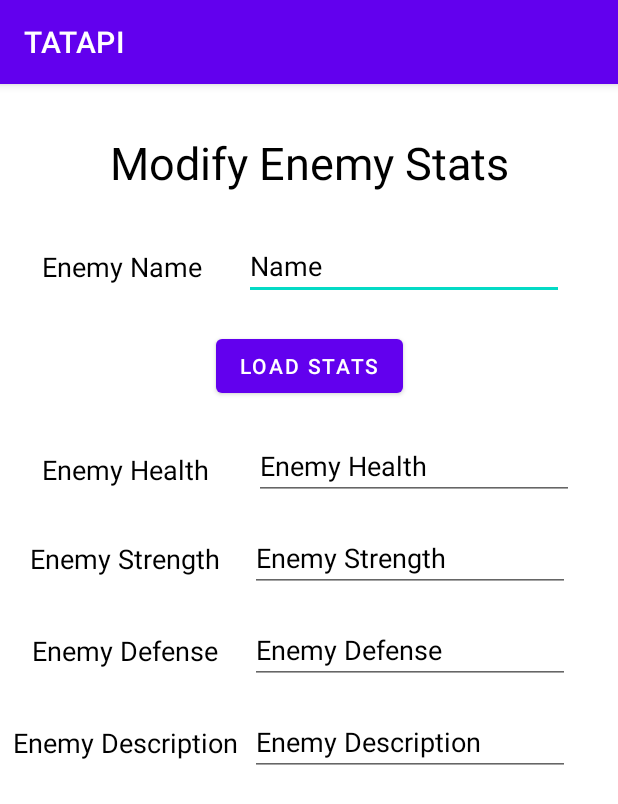
After one commit to DannyJacoby/CST438_P3_SP21, an Android app: the ModEnemyStatsActivity screen opened directly, with no data from a screen before it, on a phone screen of 412 x 824 dp. The commit adds this screen. Shown: the top 804 px of the screen. Run offline under Robolectric (Android 15) with nearby library versions, the phone set to English and light mode, and no system bars; libraries missing offline, so code that uses them is left out: com.parse.

Commit message:
Gave admins something to do (modify enemy stats)

```diff
--- a/app/build.gradle
+++ b/app/build.gradle
@@ -35,6 +35,7 @@ dependencies {
     implementation 'androidx.annotation:annotation:1.1.0'
     implementation 'androidx.lifecycle:lifecycle-livedata-ktx:2.2.0'
     implementation 'androidx.lifecycle:lifecycle-viewmodel-ktx:2.2.0'
+    implementation 'androidx.wear:wear:1.1.0'
 
     testImplementation 'org.hamcrest:hamcrest-library:1.3'
     androidTestImplementation ('com.android.support.test:runner:0.5'){
@@ -62,6 +63,7 @@ dependencies {
     testImplementation 'junit:junit:4.+'
     androidTestImplementation 'androidx.test.ext:junit:1.1.2'
     androidTestImplementation 'androidx.test.espresso:espresso-core:3.3.0'
+    compileOnly 'com.google.android.wearable:wearable:2.8.1'
 
     def room_version = "2.2.6"
     implementation "androidx.room:room-runtime:$room_version"
--- a/app/src/main/AndroidManifest.xml
+++ b/app/src/main/AndroidManifest.xml
@@ -1,7 +1,6 @@
 <?xml version="1.0" encoding="utf-8"?>
 <manifest xmlns:android="http://schemas.android.com/apk/res/android"
     package="com.example.tatapi">
-
     <uses-permission android:name="android.permission.ACCESS_NETWORK_STATE" />
     <uses-permission android:name="android.permission.INTERNET" />
 
@@ -13,7 +12,9 @@
         android:roundIcon="@mipmap/ic_launcher_round"
         android:supportsRtl="true"
         android:theme="@style/Theme.TATAPI">
-        <activity android:name=".AdminActivity"></activity>
+
+        <activity android:name=".ModEnemyStatsActivity"/>
+        <activity android:name=".AdminActivity" />
         <activity android:name=".HomeActivity" />
         <activity android:name=".LoginActivity" />
         <!--
--- a/app/src/main/java/com/example/tatapi/AdminActivity.java
+++ b/app/src/main/java/com/example/tatapi/AdminActivity.java
@@ -5,21 +5,28 @@ import androidx.appcompat.app.AppCompatActivity;
 import android.content.Context;
 import android.content.Intent;
 import android.os.Bundle;
+import android.widget.Button;
 
 public class AdminActivity extends AppCompatActivity {
+
+    private Button modEnemyStats;
 
     @Override
     protected void onCreate(Bundle savedInstanceState) {
         super.onCreate(savedInstanceState);
         setContentView(R.layout.activity_admin);
-
         wireUp();
-
 
     }
 
 
     private void wireUp(){
+        modEnemyStats = findViewById(R.id.adminButton1);
+
+        modEnemyStats.setOnClickListener(v -> {
+            Intent intent = ModEnemyStatsActivity.intent_factory(this);
+            startActivity(intent);
+        });
 
     }
 
--- /dev/null
+++ b/app/src/main/java/com/example/tatapi/ModEnemyStatsActivity.java
@@ -0,0 +1,116 @@
+package com.example.tatapi;
+
+import android.content.Context;
+import android.content.Intent;
+import android.os.Bundle;
+import android.view.View;
+import android.widget.Button;
+import android.widget.EditText;
+
+import androidx.appcompat.app.AppCompatActivity;
+
+import com.example.tatapi.models.Enemy;
+import com.google.android.material.snackbar.Snackbar;
+import com.parse.FindCallback;
+import com.parse.ParseException;
+import com.parse.ParseQuery;
+
+import java.util.List;
+
+public class ModEnemyStatsActivity extends AppCompatActivity {
+
+    private EditText enemyNameField;
+    private EditText enemyHealthField;
+    private EditText enemyStrField;
+    private EditText enemyDefField;
+    private EditText enemyDesField;
+    private Button loadStatsButton;
+    private Button updateStatsButton;
+    boolean statsLoaded;
+
+    Enemy tempEnemy;
+
+
+    @Override
+    protected void onCreate(Bundle savedInstanceState) {
+        super.onCreate(savedInstanceState);
+        setContentView(R.layout.activity_mod_enemy_stats);
+        wireUp();
+
+
+    }
+
+    private void wireUp(){
+        enemyNameField = findViewById(R.id.enemyNameField);
+        enemyHealthField = findViewById(R.id.enemyHealthField);
+        enemyStrField = findViewById(R.id.enemyStrengthField);
+        enemyDefField = findViewById(R.id.enemyDefenseField);
+        enemyDesField = findViewById(R.id.enemyDescriptionField);
+        loadStatsButton = findViewById(R.id.loadStatsBtn);
+        updateStatsButton = findViewById(R.id.updateStatsBtn);
+        updateStatsButton.setVisibility(View.GONE);
+        statsLoaded = false;
+
+        loadStatsButton.setOnClickListener(v -> {
+            String name = enemyNameField.getText().toString();
+            ParseQuery<Enemy> query = ParseQuery.getQuery("Enemy");
+            query.whereEqualTo("name", name);
+            query.findInBackground(new FindCallback<Enemy>() {
+                @Override
+                public void done(List<Enemy> enemies, final ParseException e) {
+                    if (e == null && enemies.size() != 0) {
+                        tempEnemy = enemies.get(0);
+                        enemyHealthField.setText(String.valueOf(tempEnemy.getOverallHealth()));
+                        enemyStrField.setText(String.valueOf(tempEnemy.getStrength()));
+                        enemyDefField.setText(String.valueOf(tempEnemy.getDefense()));
+                        enemyDesField.setText(tempEnemy.getDescription());
+                        statsLoaded = true;
+                        loadStatsButton.setVisibility(View.GONE);
+                        updateStatsButton.setVisibility(View.VISIBLE);
+                    } else {
+                        if (enemies.size() == 0) {
+                            snackMaker("No such enemy found.");
+                        } else {
+                            snackMaker(e.getMessage());
+                        }
+                    }
+                }
+            });
+        });
+
+        updateStatsButton.setOnClickListener(v -> {
+            if(!statsLoaded){
+                snackMaker("You need to load an enemy first!");
+            } else{
+                tempEnemy.setHealth(Integer.parseInt(enemyHealthField.getText().toString()));
+                tempEnemy.setOverallHealth(Integer.parseInt(enemyHealthField.getText().toString()));
+                tempEnemy.setStrength(Integer.parseInt(enemyStrField.getText().toString()));
+                tempEnemy.setDefense(Integer.parseInt(enemyDefField.getText().toString()));
+                tempEnemy.setDescription(enemyDesField.getText().toString());
+                tempEnemy.saveInBackground();
+                statsLoaded = false;
+                enemyNameField.setText("");
+                enemyHealthField.setText("");
+                enemyStrField.setText("");
+                enemyDefField.setText("");
+                enemyDesField.setText("");
+                snackMaker("Enemy stats were updated!");
+                updateStatsButton.setVisibility(View.GONE);
+                loadStatsButton.setVisibility(View.VISIBLE);
+            }
+        });
+
+    }
+
+    public static Intent intent_factory(Context context){
+        Intent intent = new Intent(context, ModEnemyStatsActivity.class);
+        return intent;
+    }
+
+    private void snackMaker(String message){
+        Snackbar snackBar = Snackbar.make(findViewById(R.id.ModStatsLayout),
+                message,
+                Snackbar.LENGTH_SHORT);
+        snackBar.show();
+    }
+}
--- a/app/src/main/res/layout/activity_admin.xml
+++ b/app/src/main/res/layout/activity_admin.xml
@@ -19,4 +19,14 @@
         app:layout_constraintStart_toStartOf="parent"
         app:layout_constraintTop_toTopOf="parent"
         app:layout_constraintVertical_bias="0.0" />
+
+    <Button
+        android:id="@+id/adminButton1"
+        android:layout_width="wrap_content"
+        android:layout_height="wrap_content"
+        android:layout_marginTop="45dp"
+        android:text="@string/modEnemyStats"
+        app:layout_constraintEnd_toEndOf="parent"
+        app:layout_constraintStart_toStartOf="parent"
+        app:layout_constraintTop_toBottomOf="@+id/adminWelcomeTxt" />
 </androidx.constraintlayout.widget.ConstraintLayout>
--- /dev/null
+++ b/app/src/main/res/layout/activity_mod_enemy_stats.xml
@@ -0,0 +1,184 @@
+<?xml version="1.0" encoding="utf-8"?>
+<androidx.constraintlayout.widget.ConstraintLayout xmlns:android="http://schemas.android.com/apk/res/android"
+    xmlns:app="http://schemas.android.com/apk/res-auto"
+    xmlns:tools="http://schemas.android.com/tools"
+    android:layout_width="match_parent"
+    android:layout_height="match_parent"
+    android:id="@+id/ModStatsLayout">
+
+    <TextView
+        android:id="@+id/modStatsTitleText"
+        android:layout_width="wrap_content"
+        android:layout_height="wrap_content"
+        android:layout_marginTop="32dp"
+        android:text="@string/modEnemyStats"
+        android:textColor="#000000"
+        android:textSize="30sp"
+        app:layout_constraintBottom_toBottomOf="parent"
+        app:layout_constraintEnd_toEndOf="parent"
+        app:layout_constraintStart_toStartOf="parent"
+        app:layout_constraintTop_toTopOf="parent"
+        app:layout_constraintVertical_bias="0.0" />
+
+    <EditText
+        android:id="@+id/enemyNameField"
+        android:layout_width="wrap_content"
+        android:layout_height="wrap_content"
+        android:ems="10"
+        android:hint="@string/nameString"
+        android:autofillHints="@string/nameString"
+        android:inputType="textPersonName"
+        android:textColor="#000000"
+        android:textColorHint="#000000"
+        app:layout_constraintBottom_toBottomOf="parent"
+        app:layout_constraintEnd_toEndOf="parent"
+        app:layout_constraintHorizontal_bias="0.82"
+        app:layout_constraintStart_toStartOf="parent"
+        app:layout_constraintTop_toBottomOf="@+id/modStatsTitleText"
+        app:layout_constraintVertical_bias="0.04" />
+
+    <TextView
+        android:id="@+id/enemyNameTag"
+        android:layout_width="wrap_content"
+        android:layout_height="wrap_content"
+        android:text="@string/TagEnemyName"
+        android:textColor="#000000"
+        android:textSize="18sp"
+        app:layout_constraintBottom_toBottomOf="@+id/enemyNameField"
+        app:layout_constraintEnd_toStartOf="@+id/enemyNameField"
+        app:layout_constraintStart_toStartOf="parent"
+        app:layout_constraintTop_toTopOf="@+id/enemyNameField" />
+
+    <Button
+        android:id="@+id/loadStatsBtn"
+        android:layout_width="wrap_content"
+        android:layout_height="wrap_content"
+        android:layout_marginTop="20dp"
+        android:text="@string/LoadStats"
+        app:layout_constraintEnd_toEndOf="parent"
+        app:layout_constraintStart_toStartOf="parent"
+        app:layout_constraintTop_toBottomOf="@+id/enemyNameField" />
+
+    <TextView
+        android:id="@+id/enemyHealthTag"
+        android:layout_width="wrap_content"
+        android:layout_height="wrap_content"
+        android:layout_marginStart="28dp"
+        android:text="@string/TagEnemyHealth"
+        android:textColor="#000000"
+        android:textSize="18sp"
+        app:layout_constraintBottom_toBottomOf="@+id/enemyHealthField"
+        app:layout_constraintStart_toStartOf="parent"
+        app:layout_constraintTop_toTopOf="@+id/enemyHealthField"
+        app:layout_constraintVertical_bias="0.619" />
+
+    <EditText
+        android:id="@+id/enemyHealthField"
+        android:layout_width="wrap_content"
+        android:layout_height="wrap_content"
+        android:layout_marginTop="20dp"
+        android:ems="10"
+        android:hint="@string/TagEnemyHealth"
+        android:autofillHints="@string/TagEnemyHealth"
+        android:inputType="number"
+        android:textColor="#000000"
+        android:textColorHint="#000000"
+        app:layout_constraintEnd_toEndOf="parent"
+        app:layout_constraintStart_toEndOf="@+id/enemyHealthTag"
+        app:layout_constraintTop_toBottomOf="@+id/loadStatsBtn" />
+
+    <TextView
+        android:id="@+id/enemyStrengthTag"
+        android:layout_width="wrap_content"
+        android:layout_height="wrap_content"
+        android:text="@string/TagEnemyStrength"
+        android:textColor="#000000"
+        android:textSize="18sp"
+        app:layout_constraintBottom_toBottomOf="@+id/enemyStrengthField"
+        app:layout_constraintEnd_toStartOf="@+id/enemyStrengthField"
+        app:layout_constraintStart_toStartOf="parent"
+        app:layout_constraintTop_toTopOf="@+id/enemyStrengthField"
+        app:layout_constraintVertical_bias="0.523" />
+
+    <EditText
+        android:id="@+id/enemyStrengthField"
+        android:layout_width="wrap_content"
+        android:layout_height="wrap_content"
+        android:layout_marginTop="16dp"
+        android:layout_marginEnd="32dp"
+        android:ems="10"
+        android:hint="@string/TagEnemyStrength"
+        android:autofillHints="@string/TagEnemyStrength"
+        android:inputType="number"
+        android:textColor="#000000"
+        android:textColorHint="#000000"
+        app:layout_constraintEnd_toEndOf="parent"
+        app:layout_constraintTop_toBottomOf="@+id/enemyHealthField" />
+
+    <TextView
+        android:id="@+id/enemyDefenseTag"
+        android:layout_width="wrap_content"
+        android:layout_height="wrap_content"
+        android:text="@string/TagEnemyDefense"
+        android:textColor="#000000"
+        android:textSize="18sp"
+        app:layout_constraintBottom_toBottomOf="@+id/enemyDefenseField"
+        app:layout_constraintEnd_toStartOf="@+id/enemyDefenseField"
+        app:layout_constraintStart_toStartOf="parent"
+        app:layout_constraintTop_toTopOf="@+id/enemyDefenseField"
+        app:layout_constraintVertical_bias="0.523" />
+
+    <EditText
+        android:id="@+id/enemyDefenseField"
+        android:layout_width="wrap_content"
+        android:layout_height="wrap_content"
+        android:layout_marginTop="16dp"
+        android:layout_marginEnd="32dp"
+        android:ems="10"
+        android:hint="@string/TagEnemyDefense"
+        android:autofillHints="@string/TagEnemyDefense"
+        android:inputType="number"
+        android:textColor="#000000"
+        android:textColorHint="#000000"
+        app:layout_constraintEnd_toEndOf="parent"
+        app:layout_constraintTop_toBottomOf="@+id/enemyStrengthField" />
+
+    <TextView
+        android:id="@+id/enemyDescriptionTag"
+        android:layout_width="wrap_content"
+        android:layout_height="wrap_content"
+        android:text="@string/TagEnemyDescription"
+        android:textColor="#000000"
+        android:textSize="18sp"
+        app:layout_constraintBottom_toBottomOf="@+id/enemyDescriptionField"
+        app:layout_constraintEnd_toStartOf="@+id/enemyDescriptionField"
+        app:layout_constraintStart_toStartOf="parent"
+        app:layout_constraintTop_toTopOf="@+id/enemyDescriptionField"
+        app:layout_constraintVertical_bias="0.523" />
+
+    <EditText
+        android:id="@+id/enemyDescriptionField"
+        android:layout_width="wrap_content"
+        android:layout_height="wrap_content"
+        android:layout_marginTop="16dp"
+        android:layout_marginEnd="32dp"
+        android:ems="10"
+        android:hint="@string/TagEnemyDescription"
+        android:autofillHints="@string/TagEnemyDescription"
+        android:inputType="number"
+        android:textColor="#000000"
+        android:textColorHint="#000000"
+        app:layout_constraintEnd_toEndOf="parent"
+        app:layout_constraintTop_toBottomOf="@+id/enemyDefenseField" />
+
+    <Button
+        android:id="@+id/updateStatsBtn"
+        android:layout_width="wrap_content"
+        android:layout_height="wrap_content"
+        android:layout_marginTop="16dp"
+        android:text="@string/UpdateStats"
+        app:layout_constraintEnd_toEndOf="parent"
+        app:layout_constraintStart_toStartOf="parent"
+        app:layout_constraintTop_toBottomOf="@+id/enemyDescriptionField" />
+
+</androidx.constraintlayout.widget.ConstraintLayout>
--- /dev/null
+++ b/app/src/main/res/values-round/strings.xml
@@ -0,0 +1,3 @@
+<resources>
+    <string name="hello_world">Hello Round World!</string>
+</resources>
--- a/app/src/main/res/values/dimens.xml
+++ b/app/src/main/res/values/dimens.xml
@@ -2,4 +2,16 @@
     <!-- Default screen margins, per the Android Design guidelines. -->
     <dimen name="activity_horizontal_margin">16dp</dimen>
     <dimen name="activity_vertical_margin">16dp</dimen>
+    <!--
+    Because the window insets on round devices are larger than 15dp, this padding only applies
+    to square screens.
+    -->
+    <dimen name="box_inset_layout_padding">0dp</dimen>
+
+    <!--
+    This padding applies to both square and round screens. The total padding between the buttons
+    and the window insets is box_inset_layout_padding (above variable) on square screens and
+    inner_frame_layout_padding (below variable) on round screens.
+    -->
+    <dimen name="inner_frame_layout_padding">5dp</dimen>
 </resources>
--- a/app/src/main/res/values/strings.xml
+++ b/app/src/main/res/values/strings.xml
@@ -27,6 +27,14 @@
     <string name="welcomeHomeString">Welcome to TATAPI username</string>
     <string name="playString">Play</string>
     <string name="logoutString">Logout</string>
+    <string name="modEnemyStats">Modify Enemy Stats</string>
+    <string name="TagEnemyName">Enemy Name</string>
+    <string name="TagEnemyHealth">Enemy Health</string>
+    <string name="TagEnemyStrength">Enemy Strength</string>
+    <string name="TagEnemyDefense">Enemy Defense</string>
+    <string name="TagEnemyDescription">Enemy Description</string>
+    <string name="LoadStats">Load Stats</string>
+    <string name="UpdateStats">Update Stats</string>
     <!--  Back4app connection credentials  -->
     <string name="back4app_server_url">https://parseapi.back4app.com/</string>
     <string name="back4app_app_id">pvk0ILQ0nY0kop4xpDJweRiKpDqT9vsNx2OTiUNz</string>
@@ -36,4 +44,10 @@
     <string name="adminWelcomeStr">Welcome to Admin </string>
     <string name="battleStartText">Battle Has Started!
     </string>
+    <string name="title_activity_mod_enemy_stats">modEnemyStats</string>
+    <!--
+    This string is used for square devices and overridden by hello_world in
+    values-round/strings.xml for round devices.
+    -->
+    <string name="hello_world">Hello Square World!</string>
 </resources>
```
